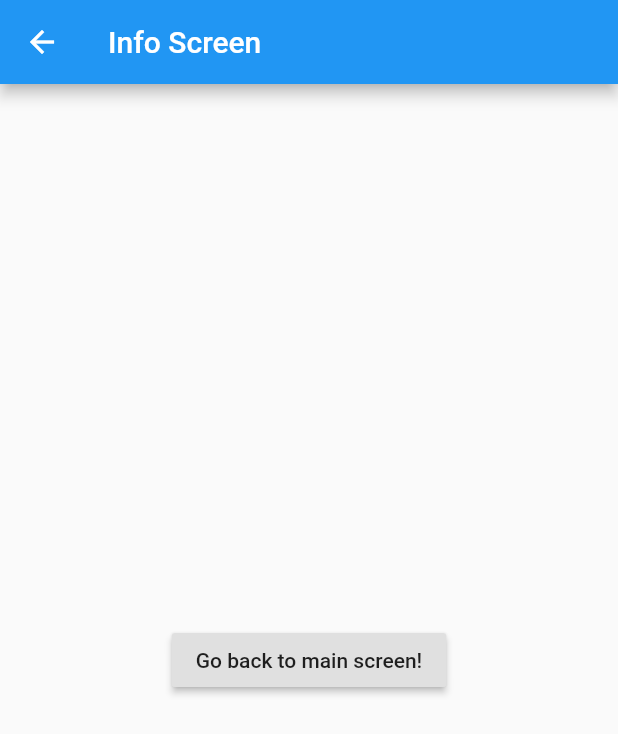
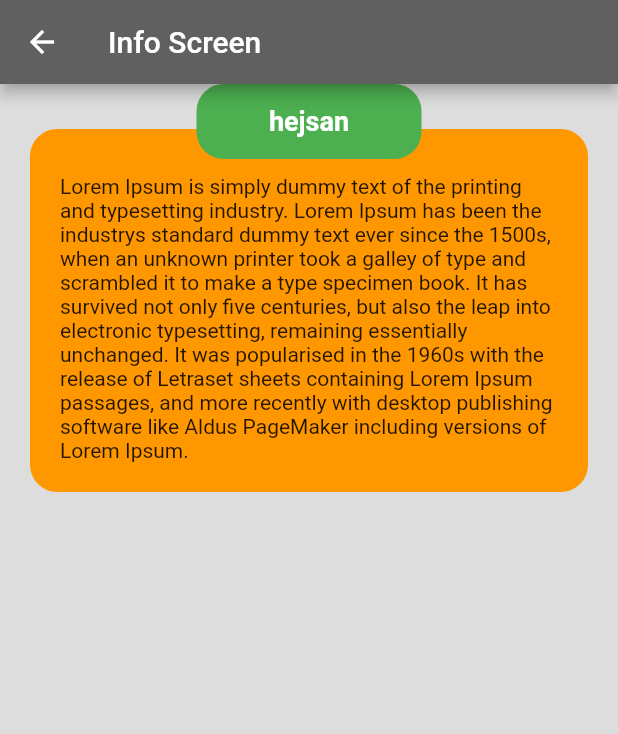
Before and after one commit to yowsa/Squatting, a Flutter app: the MainScreen screen opened directly, after a tap on the "info" icon, on a phone screen of 412 x 824 dp. Shown: the top 734 px of the screen. Run offline on Flutter 3.47's test engine with Material 2 defaults, Android fonts, the phone set to English and light mode, and no system bars; our stand-ins replace shared_preferences; missing offline and left inert: flutter_circular_chart; accounts and stored records are empty; statements that could not run were skipped.

Commit message:
first version of info screen class box

```diff
--- a/lib/info_screen.dart
+++ b/lib/info_screen.dart
@@ -1,18 +1,77 @@
 import 'package:flutter/material.dart';
+import 'package:squat_mobility/design_elements.dart';
 
 class InfoScreen extends StatelessWidget {
   @override
   Widget build(BuildContext context) {
     return Scaffold(
-      appBar: AppBar(
-        title: Text('Info Screen'),
-      ),
-      body: Center(
-        child: RaisedButton(
-          onPressed: () {
-            Navigator.pop(context);
-        },
-          child: Text('Go back to main screen!'),
+        backgroundColor: backgroundColor,
+        appBar: AppBar(
+          backgroundColor: menuColor,
+          title: Text('Info Screen'),
+        ),
+        body: ListView(
+          children: <Widget>[
+            InfoSection(
+                headline: 'hejsan',
+                text:
+                    'Lorem Ipsum is simply dummy text of the printing and typesetting industry. Lorem Ipsum has been the industrys standard dummy text ever since the 1500s, when an unknown printer took a galley of type and scrambled it to make a type specimen book. It has survived not only five centuries, but also the leap into electronic typesetting, remaining essentially unchanged. It was popularised in the 1960s with the release of Letraset sheets containing Lorem Ipsum passages, and more recently with desktop publishing software like Aldus PageMaker including versions of Lorem Ipsum.')
+          ],
+        ));
+  }
+}
+
+class InfoSection extends StatelessWidget {
+  final headline;
+  final text;
+  final image;
+
+  const InfoSection({
+    @required this.headline,
+    @required this.text,
+    this.image,
+  });
+  Widget build(BuildContext context) {
+    double screenWidth = MediaQuery.of(context).size.width;
+    double screenHeight = MediaQuery.of(context).size.height;
+    print(screenHeight);
+    return Center(
+      child: Container(
+        //height: screenHeight-100,
+        //width: screenWidth - 40,
+        child: Stack(
+          children: <Widget>[
+            Align(
+              alignment: Alignment.topCenter,
+              child: Column(
+                children: <Widget>[
+                  SizedBox(
+                    height: 30.0,
+                  ),
+                  Container(
+                    child: Text(text),
+                    width: screenWidth - 40,
+                    padding: EdgeInsets.only(
+                        top: 30, right: 20, bottom: 20, left: 20),
+                    decoration: BoxDecoration(
+                        color: Colors.orange,
+                        borderRadius: BorderRadius.all(Radius.circular(18))),
+                  ),
+                ],
+              ),
+            ),
+            Align(
+              alignment: Alignment.topCenter,
+              child: Container(
+                child: Center(child: Text(headline, style: TextStyle(fontWeight: FontWeight.bold, color: Colors.white, fontSize: 18),)),
+                height: 50,
+                width: 150,
+                decoration: BoxDecoration(
+                    color: Colors.green,
+                    borderRadius: BorderRadius.all(Radius.circular(18))),
+              ),
+            ),
+          ],
         ),
       ),
     );
--- a/lib/main.dart
+++ b/lib/main.dart
@@ -30,6 +30,8 @@ class MainScreen extends StatelessWidget {
   Widget build(BuildContext context) {
     double screenWidth = MediaQuery.of(context).size.width;
     double screenHeight = MediaQuery.of(context).size.height;
+    double ovalHeight = ((screenHeight * 0.50) / 2) - 30.0;
+    double ovalWidth = screenWidth * 2;
     double iconSize = 25.0;
     var circularChart = SquatsCircularChartWidget(key: chartKey);
     return Scaffold(
@@ -59,16 +61,15 @@ class MainScreen extends StatelessWidget {
 
                 child: ClipRect (
                   child: Container(
-                    // TODO: sort out what the iconheight is and divide that by two and withdraw that here rather than a solid 25
-                    height: (screenHeight/4)-25.0,
-                    width: screenWidth*2,
+                    height: ovalHeight,
+                    width: ovalWidth,
                     decoration: BoxDecoration(
                       color: Colors.white,
                       borderRadius: BorderRadius.only(
                           topLeft: Radius.elliptical(
-                              (screenWidth), (screenWidth / 2)),
+                              (ovalWidth), (ovalWidth / 3)),
                           topRight: Radius.elliptical(
-                              (screenWidth), (screenWidth / 2))),
+                              (ovalWidth), (ovalWidth / 3))),
                     ),
                   ),
                 ),
--- a/lib/squats_today_widget.dart
+++ b/lib/squats_today_widget.dart
@@ -61,7 +61,7 @@ class SquatsCircularChartState extends State<SquatsCircularChartWidget> {
     return Column(
       children: <Widget>[
         Padding(
-          padding: const EdgeInsets.only(top: 50.0),
+          padding: const EdgeInsets.only(top: 120.0),
           child: Container(
             height: 300.0,
             width: screenWidth,
@@ -100,7 +100,9 @@ class SquatsCircularChartState extends State<SquatsCircularChartWidget> {
           ),
         ),
 
-        Container(
+        Padding(
+          padding: const EdgeInsets.only(top:18.0),
+          child: Container(
             child: Text(
               '$valueMinLeft out of $goal minutes left',
               style: TextStyle(
@@ -108,6 +110,7 @@ class SquatsCircularChartState extends State<SquatsCircularChartWidget> {
                   color: Colors.white,
                   fontWeight: FontWeight.bold),
             ),
+          ),
         )
       ],
     );
```
Also changed, not shown: lib/stopwatch_widget.dart (+5 -8 lines), lib/time_picker_widget.dart (+2 -11 lines), lib/track_time_screen.dart (+76 -50 lines). Lines whose indentation alone changed are shown as unchanged.
